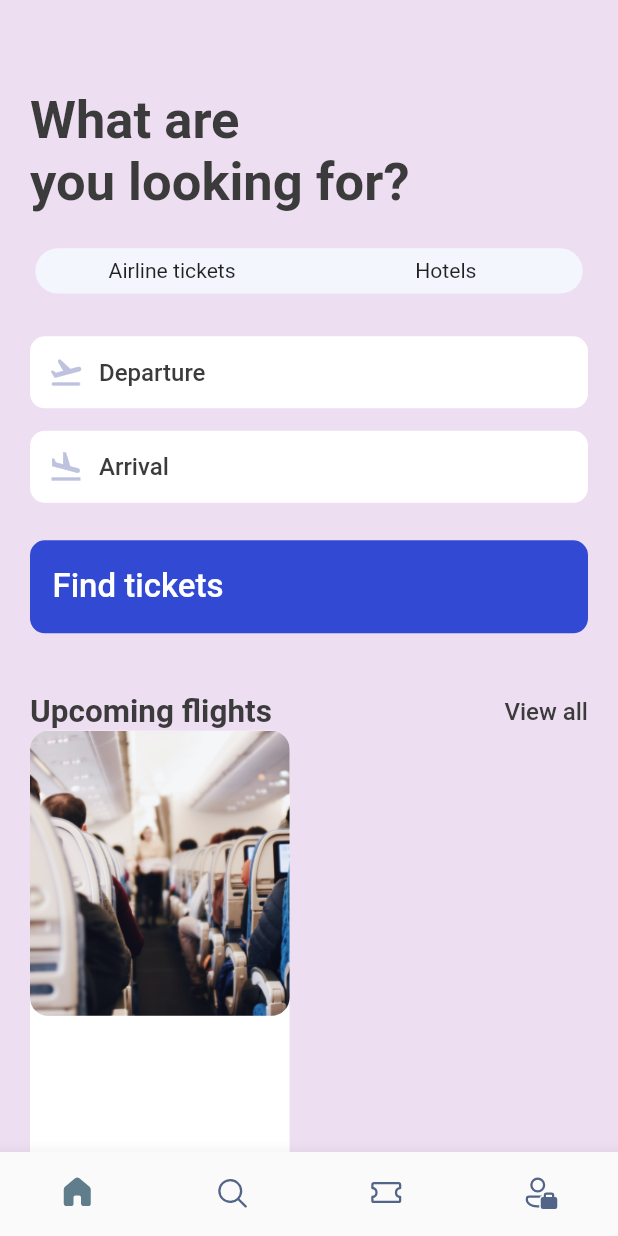
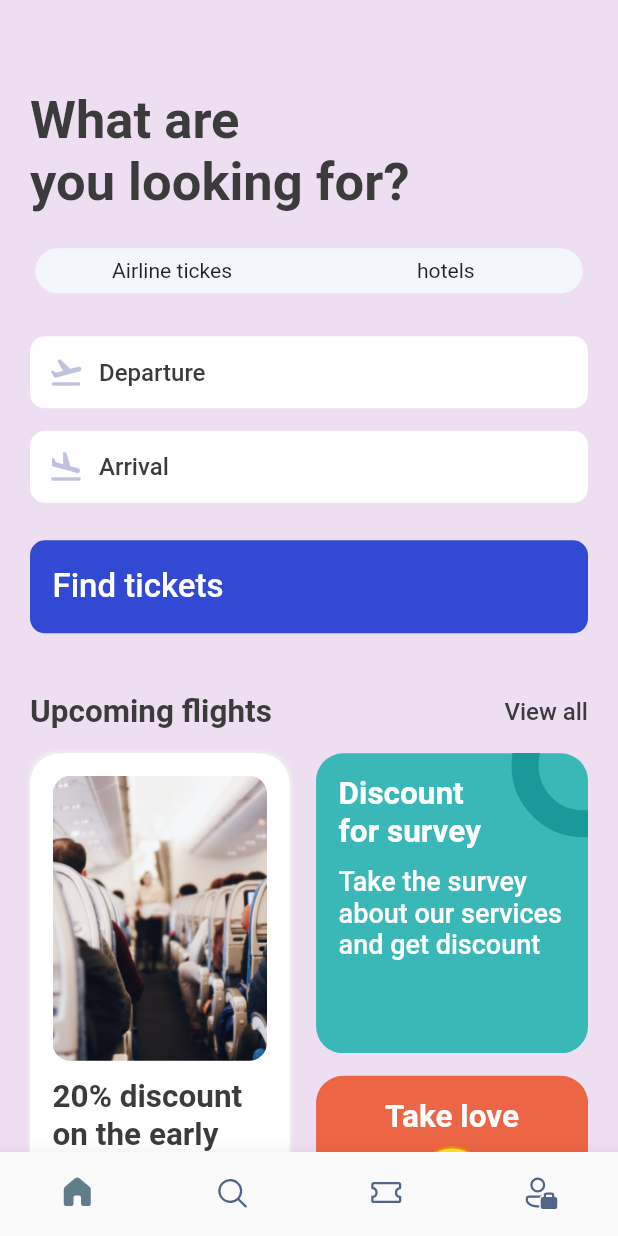
Before and after one commit to Destroier1945/Booking, a Flutter app: the screen it shows after launch, item 2 of the bottom bar chosen, on a phone screen of 412 x 824 dp. Run offline on Flutter 3.47's test engine with Material 2 defaults, Android fonts, the phone set to English and light mode, and no system bars; our stand-ins replace fluentui_icons, gap, get.

Commit message:
Created search page and creating ticket page

```diff
--- a/lib/main.dart
+++ b/lib/main.dart
@@ -16,7 +16,7 @@ class MyApp extends StatelessWidget {
       theme: ThemeData(
         primaryColor: primary,
       ),
-      home: BottonBar(),
+      home: const BottonBar(),
     );
   }
 }
--- a/lib/screens/account_screen.dart
+++ b/lib/screens/account_screen.dart
@@ -5,7 +5,7 @@ class AccountScreen extends StatelessWidget {
 
   @override
   Widget build(BuildContext context) {
-    return Scaffold(
+    return const Scaffold(
       backgroundColor: Colors.yellow,
     );
   }
--- a/lib/screens/botton_bar.dart
+++ b/lib/screens/botton_bar.dart
@@ -16,16 +16,16 @@ class _BottonBarState extends State<BottonBar> {
   int _selectIndex = 0;
 
   static final List<Widget> _widgetOptions = <Widget>[
-    HomeScreen(),
-    SearchScreen(),
-    TicketScreen(),
-    AccountScreen(),
+    const HomeScreen(),
+    const SearchScreen(),
+    const TicketScreen(),
+    const AccountScreen(),
   ];
 
-  void _itemTapped(int index){
-   setState(() {
-     _selectIndex = index;
-   });
+  void _itemTapped(int index) {
+    setState(() {
+      _selectIndex = index;
+    });
   }
 
   @override
@@ -40,13 +40,29 @@ class _BottonBarState extends State<BottonBar> {
         type: BottomNavigationBarType.fixed,
         showSelectedLabels: false,
         showUnselectedLabels: false,
-        selectedIconTheme: IconThemeData(color: Colors.blueGrey),
+        selectedIconTheme: const IconThemeData(color: Colors.blueGrey),
         unselectedItemColor: const Color(0xFF526488),
         items: const [
-          BottomNavigationBarItem(icon: Icon(FluentSystemIcons.ic_fluent_home_add_regular),label: 'home',activeIcon: Icon(FluentSystemIcons.ic_fluent_home_filled)),
-          BottomNavigationBarItem(icon: Icon(FluentSystemIcons.ic_fluent_search_regular),label: 'search', activeIcon: Icon(FluentSystemIcons.ic_fluent_search_filled),),
-          BottomNavigationBarItem(icon: Icon(FluentSystemIcons.ic_fluent_ticket_regular),label: 'ticket', activeIcon: Icon(FluentSystemIcons.ic_fluent_ticket_filled),),
-          BottomNavigationBarItem(icon: Icon(FluentSystemIcons.ic_fluent_person_accounts_regular), label: 'person', activeIcon: Icon(FluentSystemIcons.ic_fluent_person_accounts_filled),),
+          BottomNavigationBarItem(
+              icon: Icon(FluentSystemIcons.ic_fluent_home_add_regular),
+              label: 'home',
+              activeIcon: Icon(FluentSystemIcons.ic_fluent_home_filled)),
+          BottomNavigationBarItem(
+            icon: Icon(FluentSystemIcons.ic_fluent_search_regular),
+            label: 'search',
+            activeIcon: Icon(FluentSystemIcons.ic_fluent_search_filled),
+          ),
+          BottomNavigationBarItem(
+            icon: Icon(FluentSystemIcons.ic_fluent_ticket_regular),
+            label: 'ticket',
+            activeIcon: Icon(FluentSystemIcons.ic_fluent_ticket_filled),
+          ),
+          BottomNavigationBarItem(
+            icon: Icon(FluentSystemIcons.ic_fluent_person_accounts_regular),
+            label: 'person',
+            activeIcon:
+                Icon(FluentSystemIcons.ic_fluent_person_accounts_filled),
+          ),
         ],
       ),
     );
--- a/lib/screens/home_screen.dart
+++ b/lib/screens/home_screen.dart
@@ -71,7 +71,7 @@ class HomeScreen extends StatelessWidget {
                     ),
                   ),
                   const Gap(40),
-                  AppDoubletext(
+                  const AppDoubletext(
                     bigText: 'Upcoming flights',
                     smallText: 'View all',
                   )
@@ -92,7 +92,7 @@ class HomeScreen extends StatelessWidget {
           const Gap(15),
           Container(
               padding: const EdgeInsets.symmetric(horizontal: 40),
-              child: AppDoubletext(
+              child: const AppDoubletext(
                 bigText: 'Hotels',
                 smallText: 'View all',
               )),
--- a/lib/screens/hotel_screen.dart
+++ b/lib/screens/hotel_screen.dart
@@ -13,8 +13,8 @@ class HotelScreen extends StatelessWidget {
     return Container(
       width: size.width * 0.6,
       height: AppLayout.getHeight(350),
-      padding: EdgeInsets.symmetric(vertical: 10, horizontal: 15),
-      margin: EdgeInsets.only(right: 17, top: 5),
+      padding: const EdgeInsets.symmetric(vertical: 10, horizontal: 15),
+      margin: const EdgeInsets.only(right: 17, top: 5),
       decoration: BoxDecoration(
           borderRadius: BorderRadius.circular(24),
           color: Styles.primaryColor,
--- a/lib/screens/search_screen.dart
+++ b/lib/screens/search_screen.dart
@@ -1,5 +1,6 @@
 import 'package:booking/utils/app_layout.dart';
 import 'package:booking/utils/app_styles.dart';
+import 'package:booking/widgets/ticket_tabs.dart';
 import 'package:flutter/material.dart';
 import 'package:gap/gap.dart';
 
@@ -26,50 +27,19 @@ class SearchScreen extends StatelessWidget {
                 Styles.headLineStyle.copyWith(fontSize: AppLayout.getWith(35)),
           ),
           Gap(AppLayout.getHeight(20)),
-          FittedBox(
-            child: Container(
-              padding: const EdgeInsets.all(3.5),
-              child: Row(
-                children: [
-                  //Airline tickets
-                  Container(
-                    padding:
-                        EdgeInsets.symmetric(vertical: AppLayout.getHeight(7)),
-                    width: size.width * .44,
-                    decoration: BoxDecoration(
-                        borderRadius: BorderRadius.horizontal(
-                            left: Radius.circular(AppLayout.getHeight(40))),
-                        color: const Color(0xFFF4F6FD)),
-                    child: Center(
-                      child: Text('Airline tickets'),
-                    ),
-                  ),
-                  //Hotels
-                  Container(
-                    padding:
-                        EdgeInsets.symmetric(vertical: AppLayout.getHeight(7)),
-                    width: size.width * .44,
-                    decoration: BoxDecoration(
-                        borderRadius: BorderRadius.horizontal(
-                            right: Radius.circular(AppLayout.getHeight(40))),
-                        color: const Color(0xFFF4F6FD)),
-                    child: Center(
-                      child: Text('Hotels'),
-                    ),
-                  ),
-                ],
-              ),
-            ),
+          AppTicketTabs(
+            firstTab: 'Airline tickes',
+            secondTab: 'hotels',
           ),
           Gap(AppLayout.getHeight(25)),
 
           //Search departure
-          AppIconText(
+          const AppIconText(
             icon: Icons.flight_takeoff_rounded,
             text: "Departure",
           ),
           Gap(AppLayout.getHeight(15)),
-          AppIconText(
+          const AppIconText(
             icon: Icons.flight_land_outlined,
             text: 'Arrival',
           ),
@@ -80,7 +50,7 @@ class SearchScreen extends StatelessWidget {
                 horizontal: AppLayout.getHeight(15)),
             decoration: BoxDecoration(
               borderRadius: BorderRadius.circular(AppLayout.getWith(10)),
-              color: Color(0xD91130CE),
+              color: const Color(0xD91130CE),
             ),
             child: Row(
               children: [
@@ -95,18 +65,29 @@ class SearchScreen extends StatelessWidget {
             ),
           ),
           Gap(AppLayout.getHeight(40)),
-          AppDoubletext(
+          const AppDoubletext(
             bigText: 'Upcoming flights',
             smallText: 'View all',
           ),
+          Gap(AppLayout.getHeight(15)),
           Row(
+            mainAxisAlignment: MainAxisAlignment.spaceBetween,
             children: [
               Container(
-                height: AppLayout.getHeight(400),
+                height: AppLayout.getHeight(425),
+                padding: EdgeInsets.symmetric(
+                    horizontal: AppLayout.getHeight(15),
+                    vertical: AppLayout.getWith(15)),
                 width: size.width * 0.42,
                 decoration: BoxDecoration(
                   color: Colors.white,
-                  borderRadius: BorderRadius.circular(AppLayout.getHeight(12)),
+                  borderRadius: BorderRadius.circular(AppLayout.getHeight(20)),
+                  boxShadow: [
+                    BoxShadow(
+                        color: Colors.grey.shade200,
+                        blurRadius: 1,
+                        spreadRadius: 1),
+                  ],
                 ),
                 child: Column(
                   children: [
@@ -115,13 +96,107 @@ class SearchScreen extends StatelessWidget {
                       decoration: BoxDecoration(
                         borderRadius:
                             BorderRadius.circular(AppLayout.getHeight(12)),
-                        image: DecorationImage(
+                        image: const DecorationImage(
                             image: AssetImage("assets/images/sit.jpg"),
                             fit: BoxFit.cover),
                       ),
                     ),
+                    Gap(AppLayout.getHeight(12)),
+                    Text(
+                      '20% discount on the early booking of this flight',
+                      style: Styles.headLineStyle2,
+                    ),
                   ],
                 ),
+              ),
+              Column(
+                children: [
+                  Stack(
+                    children: [
+                      Container(
+                        width: size.width * 0.44,
+                        height: AppLayout.getHeight(200),
+                        decoration: BoxDecoration(
+                          color: const Color(0xFF3AB8B8),
+                          borderRadius:
+                              BorderRadius.circular(AppLayout.getHeight(18)),
+                        ),
+                        padding: EdgeInsets.symmetric(
+                            vertical: AppLayout.getHeight(15),
+                            horizontal: AppLayout.getWith(15)),
+                        child: Column(
+                          crossAxisAlignment: CrossAxisAlignment.start,
+                          children: [
+                            Text('Discount\nfor survey',
+                                style: Styles.headLineStyle2.copyWith(
+                                    fontWeight: FontWeight.bold,
+                                    color: Colors.white)),
+                            Gap(AppLayout.getHeight(10)),
+                            Text(
+                              'Take the survey about our services and get discount',
+                              style: Styles.headLineStyle2.copyWith(
+                                  fontWeight: FontWeight.w500,
+                                  color: Colors.white,
+                                  fontSize: 18),
+                            )
+                          ],
+                        ),
+                      ),
+                      Positioned(
+                        right: -45,
+                        top: -40,
+                        child: Container(
+                          padding: EdgeInsets.all(AppLayout.getHeight(30)),
+                          decoration: BoxDecoration(
+                              shape: BoxShape.circle,
+                              border: Border.all(
+                                  width: 18, color: const Color(0XFF199999)),
+                              color: Colors.transparent),
+                        ),
+                      ),
+                    ],
+                  ),
+                  Gap(AppLayout.getHeight(15)),
+                  Container(
+                    width: size.width * 0.44,
+                    height: AppLayout.getHeight(210),
+                    padding: EdgeInsets.symmetric(
+                        vertical: AppLayout.getHeight(15),
+                        horizontal: AppLayout.getWith(15)),
+                    decoration: BoxDecoration(
+                        borderRadius: BorderRadius.circular(
+                          AppLayout.getHeight(18),
+                        ),
+                        color: const Color(0xFFEC6545)),
+                    child: Column(
+                      children: [
+                        Text(
+                          'Take love',
+                          style: Styles.headLineStyle2.copyWith(
+                              color: Colors.white, fontWeight: FontWeight.bold),
+                          textAlign: TextAlign.center,
+                        ),
+                        Gap(AppLayout.getHeight(5)),
+                        RichText(
+                          text: const TextSpan(children: [
+                            TextSpan(
+                              text: '😉',
+                              style: TextStyle(fontSize: 28),
+                            ),
+                            TextSpan(
+                              text: '😍',
+                              style: TextStyle(fontSize: 38),
+                            ),
+                            TextSpan(
+                              text: '😉',
+                              style: TextStyle(fontSize: 28),
+                            ),
+                          ]),
+                        )
+                      ],
+                    ),
+                  ),
+                ],
               ),
             ],
           )
--- a/lib/screens/ticket_screen.dart
+++ b/lib/screens/ticket_screen.dart
@@ -1,12 +1,40 @@
+import 'package:booking/screens/ticket_view.dart';
+import 'package:booking/utils/app_info_list.dart';
+import 'package:booking/utils/app_layout.dart';
+import 'package:booking/utils/app_styles.dart';
+import 'package:booking/widgets/ticket_tabs.dart';
 import 'package:flutter/material.dart';
+import 'package:gap/gap.dart';
 
 class TicketScreen extends StatelessWidget {
   const TicketScreen({Key? key}) : super(key: key);
 
   @override
   Widget build(BuildContext context) {
+    final size = AppLayout.getSize(context);
     return Scaffold(
-      backgroundColor: Colors.green,
+      body: Stack(
+        children: [
+          ListView(
+            padding: EdgeInsets.symmetric(
+                horizontal: AppLayout.getHeight(20),
+                vertical: AppLayout.getWith(20)),
+            children: [
+              Gap(AppLayout.getHeight(40)),
+              Text(
+                'Tickets',
+                style: Styles.headLineStyle,
+              ),
+              Gap(AppLayout.getHeight(20)),
+              const AppTicketTabs(firstTab: 'Upcoming', secondTab: 'Previous'),
+              Container(
+                padding: EdgeInsets.only(left: AppLayout.getHeight(15)),
+                child: TicketView(ticket: ticketList[0]),
+              )
+            ],
+          )
+        ],
+      ),
     );
   }
 }
--- a/lib/screens/ticket_view.dart
+++ b/lib/screens/ticket_view.dart
@@ -26,7 +26,7 @@ class TicketView extends StatelessWidget {
              */
             Container(
               decoration: BoxDecoration(
-                color: Color(0xFF526799),
+                color: const Color(0xFF526799),
                 borderRadius: BorderRadius.only(
                   topLeft: Radius.circular(AppLayout.getHeight(21)),
                   topRight: Radius.circular(AppLayout.getHeight(21)),
@@ -43,11 +43,11 @@ class TicketView extends StatelessWidget {
                             Styles.headLineStyle3.copyWith(color: Colors.white),
                       ),
                       const Spacer(),
-                      ThickContainer(),
+                      const ThickContainer(),
                       Expanded(
                         child: Stack(
                           children: [
-                            Container(
+                            SizedBox(
                               height: AppLayout.getHeight(14),
                               child: LayoutBuilder(
                                 builder: (BuildContext context,
@@ -60,7 +60,7 @@ class TicketView extends StatelessWidget {
                                     children: List.generate(
                                       (constraints.constrainWidth() / 6)
                                           .floor(),
-                                      (index) => SizedBox(
+                                      (index) => const SizedBox(
                                         width: 3,
                                         height: 1,
                                         child: DecoratedBox(
@@ -77,7 +77,7 @@ class TicketView extends StatelessWidget {
                             Center(
                               child: Transform.rotate(
                                 angle: 1.5,
-                                child: Icon(
+                                child: const Icon(
                                   Icons.local_airport_rounded,
                                   color: Colors.white,
                                 ),
@@ -86,7 +86,7 @@ class TicketView extends StatelessWidget {
                           ],
                         ),
                       ),
-                      ThickContainer(),
+                      const ThickContainer(),
                       const Spacer(),
                       Text(
                         ticket['to']['code'],
@@ -159,7 +159,7 @@ class TicketView extends StatelessWidget {
                             mainAxisAlignment: MainAxisAlignment.spaceBetween,
                             children: List.generate(
                               (constraints.constrainWidth() / 15).floor(),
-                              (index) => SizedBox(
+                              (index) => const SizedBox(
                                 width: 5,
                                 height: 1,
                                 child: DecoratedBox(
@@ -201,8 +201,8 @@ class TicketView extends StatelessWidget {
                   bottomRight: Radius.circular(AppLayout.getHeight(20)),
                 ),
               ),
-              padding:
-                  EdgeInsets.only(left: 16, top: 10, right: 16, bottom: 16),
+              padding: const EdgeInsets.only(
+                  left: 16, top: 10, right: 16, bottom: 16),
               child: Column(
                 children: [
                   Row(
--- a/lib/widgets/icon_text_widget.dart
+++ b/lib/widgets/icon_text_widget.dart
@@ -26,7 +26,7 @@ class AppIconText extends StatelessWidget {
         children: [
           Icon(
             icon,
-            color: Color(0xFFBFC2DF),
+            color: const Color(0xFFBFC2DF),
           ),
           Gap(AppLayout.getWith(10)),
           Text(
--- /dev/null
+++ b/lib/widgets/ticket_tabs.dart
@@ -0,0 +1,47 @@
+import 'package:booking/utils/app_layout.dart';
+import 'package:flutter/material.dart';
+
+class AppTicketTabs extends StatelessWidget {
+  final String firstTab;
+  final String secondTab;
+  const AppTicketTabs(
+      {super.key, required this.firstTab, required this.secondTab});
+
+  @override
+  Widget build(BuildContext context) {
+    final size = AppLayout.getSize(context);
+    return FittedBox(
+      child: Container(
+        padding: const EdgeInsets.all(3.5),
+        child: Row(
+          children: [
+            //Airline tickets
+            Container(
+              padding: EdgeInsets.symmetric(vertical: AppLayout.getHeight(7)),
+              width: size.width * .44,
+              decoration: BoxDecoration(
+                  borderRadius: BorderRadius.horizontal(
+                      left: Radius.circular(AppLayout.getHeight(40))),
+                  color: const Color(0xFFF4F6FD)),
+              child: Center(
+                child: Text(firstTab),
+              ),
+            ),
+            //Hotels
+            Container(
+              padding: EdgeInsets.symmetric(vertical: AppLayout.getHeight(7)),
+              width: size.width * .44,
+              decoration: BoxDecoration(
+                  borderRadius: BorderRadius.horizontal(
+                      right: Radius.circular(AppLayout.getHeight(40))),
+                  color: const Color(0xFFF4F6FD)),
+              child: Center(
+                child: Text(secondTab),
+              ),
+            ),
+          ],
+        ),
+      ),
+    );
+  }
+}
```
Also changed, not shown: pubspec.lock.
